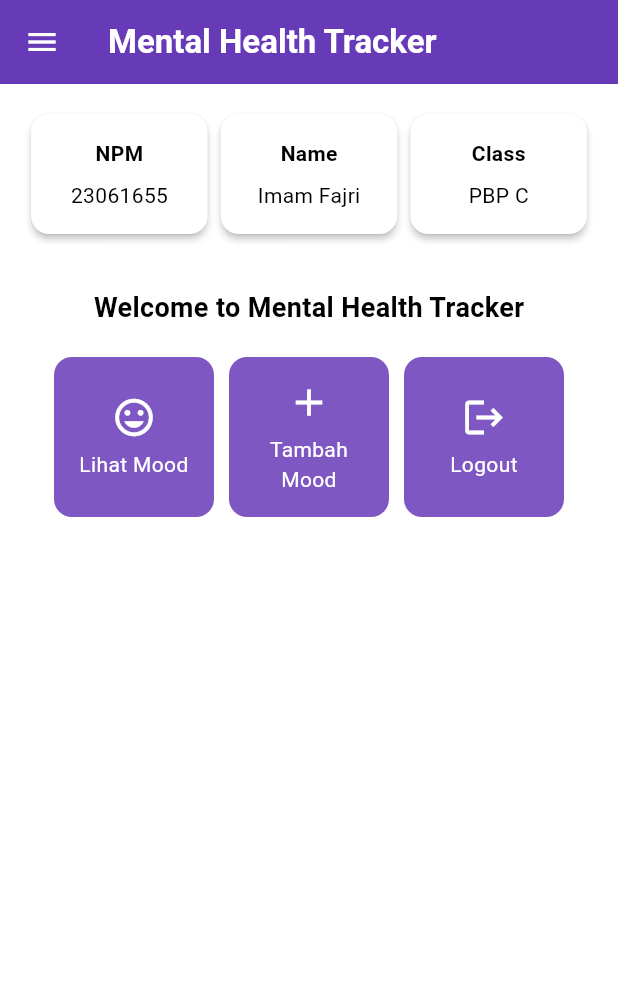
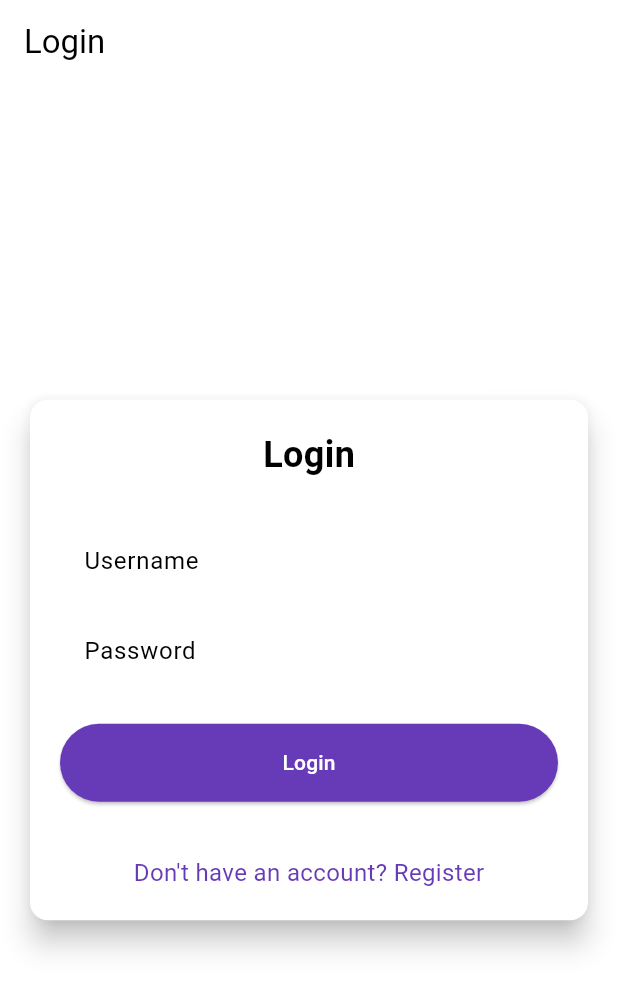
Before and after one commit to imamfajri1/mental_health_tracker_mobile, a Flutter app: the screen it shows after launch, on a phone screen of 412 x 824 dp. Shown: the top 991 px of the screen. Run offline on Flutter 3.47's test engine with Material 3 defaults, Android fonts, the phone set to English and light mode, and no system bars; missing offline and left inert: pbp_django_auth.

Commit message:
Tutorial 8 Done

```diff
--- a/lib/main.dart
+++ b/lib/main.dart
@@ -1,5 +1,8 @@
 import 'package:flutter/material.dart';
 import 'package:mental_health_tracker/screens/menu.dart';
+import 'package:pbp_django_auth/pbp_django_auth.dart';
+import 'package:provider/provider.dart';
+import 'package:mental_health_tracker/screens/login.dart';
 
 void main() {
   runApp(const MyApp());
@@ -8,32 +11,23 @@ void main() {
 class MyApp extends StatelessWidget {
   const MyApp({super.key});
 
-  // This widget is the root of your application.
   @override
   Widget build(BuildContext context) {
-    return MaterialApp(
-      title: 'Flutter Demo',
-      theme: ThemeData(
-        // This is the theme of your application.
-        //
-        // TRY THIS: Try running your application with "flutter run". You'll see
-        // the application has a purple toolbar. Then, without quitting the app,
-        // try changing the seedColor in the colorScheme below to Colors.green
-        // and then invoke "hot reload" (save your changes or press the "hot
-        // reload" button in a Flutter-supported IDE, or press "r" if you used
-        // the command line to start the app).
-        //
-        // Notice that the counter didn't reset back to zero; the application
-        // state is not lost during the reload. To reset the state, use hot
-        // restart instead.
-        //
-        // This works for code too, not just values: Most code changes can be
-        // tested with just a hot reload.
-        colorScheme: ColorScheme.fromSwatch(
-          primarySwatch: Colors.deepPurple,
-        ).copyWith(secondary: Colors.deepPurple[400]),
+    return Provider(
+      create: (_) {
+        CookieRequest request = CookieRequest();
+        return request;
+      },
+      child: MaterialApp(
+        title: 'Mental Health Tracker',
+        theme: ThemeData(
+          useMaterial3: true,
+          colorScheme: ColorScheme.fromSwatch(
+            primarySwatch: Colors.deepPurple,
+          ).copyWith(secondary: Colors.deepPurple[400]),
+        ),
+        home: const LoginPage(),
       ),
-      home: MyHomePage(),
     );
   }
 }
--- /dev/null
+++ b/lib/screens/login.dart
@@ -0,0 +1,180 @@
+import 'package:mental_health_tracker/screens/menu.dart';
+import 'package:flutter/material.dart';
+import 'package:pbp_django_auth/pbp_django_auth.dart';
+import 'package:provider/provider.dart';
+import 'package:mental_health_tracker/screens/register.dart';
+
+void main() {
+  runApp(const LoginApp());
+}
+
+class LoginApp extends StatelessWidget {
+  const LoginApp({super.key});
+
+  @override
+  Widget build(BuildContext context) {
+    return MaterialApp(
+      title: 'Login',
+      theme: ThemeData(
+        useMaterial3: true,
+        colorScheme: ColorScheme.fromSwatch(
+          primarySwatch: Colors.deepPurple,
+        ).copyWith(secondary: Colors.deepPurple[400]),
+      ),
+      home: const LoginPage(),
+    );
+  }
+}
+
+class LoginPage extends StatefulWidget {
+  const LoginPage({super.key});
+
+  @override
+  State<LoginPage> createState() => _LoginPageState();
+}
+
+class _LoginPageState extends State<LoginPage> {
+  final TextEditingController _usernameController = TextEditingController();
+  final TextEditingController _passwordController = TextEditingController();
+
+  @override
+  Widget build(BuildContext context) {
+    final request = context.watch<CookieRequest>();
+
+    return Scaffold(
+      appBar: AppBar(
+        title: const Text('Login'),
+      ),
+      body: Center(
+        child: SingleChildScrollView(
+          padding: const EdgeInsets.all(16.0),
+          child: Card(
+            elevation: 8,
+            shape: RoundedRectangleBorder(
+              borderRadius: BorderRadius.circular(12.0),
+            ),
+            child: Padding(
+              padding: const EdgeInsets.all(20.0),
+              child: Column(
+                mainAxisSize: MainAxisSize.min,
+                children: [
+                  const Text(
+                    'Login',
+                    style: TextStyle(
+                      fontSize: 24.0,
+                      fontWeight: FontWeight.bold,
+                    ),
+                  ),
+                  const SizedBox(height: 30.0),
+                  TextField(
+                    controller: _usernameController,
+                    decoration: const InputDecoration(
+                      labelText: 'Username',
+                      hintText: 'Enter your username',
+                      border: OutlineInputBorder(
+                        borderRadius: BorderRadius.all(Radius.circular(12.0)),
+                      ),
+                      contentPadding:
+                          EdgeInsets.symmetric(horizontal: 12.0, vertical: 8.0),
+                    ),
+                  ),
+                  const SizedBox(height: 12.0),
+                  TextField(
+                    controller: _passwordController,
+                    decoration: const InputDecoration(
+                      labelText: 'Password',
+                      hintText: 'Enter your password',
+                      border: OutlineInputBorder(
+                        borderRadius: BorderRadius.all(Radius.circular(12.0)),
+                      ),
+                      contentPadding:
+                          EdgeInsets.symmetric(horizontal: 12.0, vertical: 8.0),
+                    ),
+                    obscureText: true,
+                  ),
+                  const SizedBox(height: 24.0),
+                  ElevatedButton(
+                    onPressed: () async {
+                      String username = _usernameController.text;
+                      String password = _passwordController.text;
+
+                      // Cek kredensial
+                      // Untuk menyambungkan Android emulator dengan Django pada localhost,
+                      // gunakan URL http://10.0.2.2/
+                      final response = await request
+                          .login("http://127.0.0.1:8000/auth/login/", {
+                        'username': username,
+                        'password': password,
+                      });
+
+                      if (request.loggedIn) {
+                        String message = response['message'];
+                        String uname = response['username'];
+                        if (context.mounted) {
+                          Navigator.pushReplacement(
+                            context,
+                            MaterialPageRoute(
+                                builder: (context) => MyHomePage()),
+                          );
+                          ScaffoldMessenger.of(context)
+                            ..hideCurrentSnackBar()
+                            ..showSnackBar(
+                              SnackBar(
+                                  content:
+                                      Text("$message Selamat datang, $uname.")),
+                            );
+                        }
+                      } else {
+                        if (context.mounted) {
+                          showDialog(
+                            context: context,
+                            builder: (context) => AlertDialog(
+                              title: const Text('Login Gagal'),
+                              content: Text(response['message']),
+                              actions: [
+                                TextButton(
+                                  child: const Text('OK'),
+                                  onPressed: () {
+                                    Navigator.pop(context);
+                                  },
+                                ),
+                              ],
+                            ),
+                          );
+                        }
+                      }
+                    },
+                    style: ElevatedButton.styleFrom(
+                      foregroundColor: Colors.white,
+                      minimumSize: Size(double.infinity, 50),
+                      backgroundColor: Theme.of(context).colorScheme.primary,
+                      padding: const EdgeInsets.symmetric(vertical: 16.0),
+                    ),
+                    child: const Text('Login'),
+                  ),
+                  const SizedBox(height: 36.0),
+                  GestureDetector(
+                    onTap: () {
+                      Navigator.push(
+                        context,
+                        MaterialPageRoute(
+                            builder: (context) => const RegisterPage()),
+                      );
+                    },
+                    child: Text(
+                      'Don\'t have an account? Register',
+                      style: TextStyle(
+                        color: Theme.of(context).colorScheme.primary,
+                        fontSize: 16.0,
+                      ),
+                    ),
+                  ),
+                ],
+              ),
+            ),
+          ),
+        ),
+      ),
+    );
+  }
+}
--- a/pubspec.yaml
+++ b/pubspec.yaml
@@ -35,6 +35,9 @@ dependencies:
   # The following adds the Cupertino Icons font to your application.
   # Use with the CupertinoIcons class for iOS style icons.
   cupertino_icons: ^1.0.8
+  provider: ^6.1.2
+  pbp_django_auth: ^0.4.0
+  http: ^1.2.2
 
 dev_dependencies:
   flutter_test:
```
Also changed, not shown: lib/models/mood_entry.dart (added, +65 -0 lines), lib/screens/list_moodentry.dart (added, +89 -0 lines), lib/screens/moodentry_form.dart (+36 -27 lines), lib/screens/register.dart (added, +166 -0 lines), lib/widgets/left_drawer.dart (+17 -4 lines), lib/widgets/mood_card.dart (+37 -4 lines), pubspec.lock, 2 other files.
